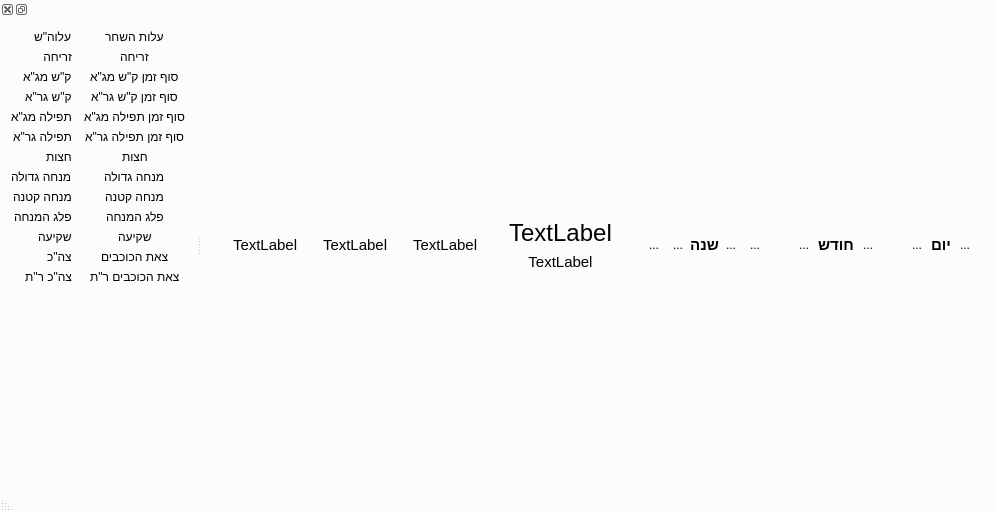
Before: the Qt Designer form mainwindow.ui in MosheWagner/luach, drawn with Qt 5.
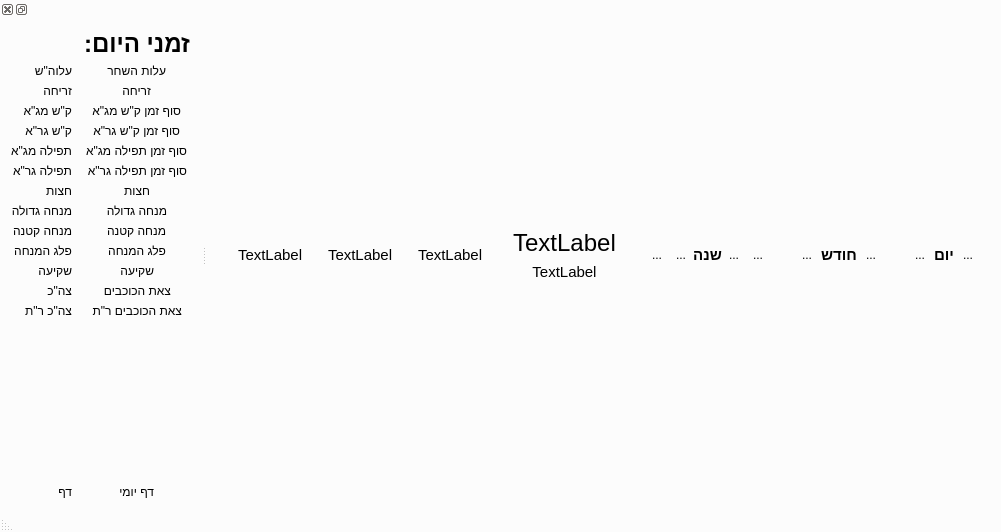
After: the same form once the commit is applied. Icons and pictures are not drawn.

```diff
--- a/mainwindow.ui
+++ b/mainwindow.ui
@@ -6,8 +6,8 @@
    <rect>
     <x>0</x>
     <y>0</y>
-    <width>998</width>
-    <height>512</height>
+    <width>1001</width>
+    <height>532</height>
    </rect>
   </property>
   <property name="palette">
@@ -866,7 +866,7 @@
     <rect>
      <x>0</x>
      <y>0</y>
-     <width>998</width>
+     <width>1001</width>
      <height>29</height>
     </rect>
    </property>
@@ -902,7 +902,7 @@
      <property name="verticalSpacing">
       <number>6</number>
      </property>
-     <item row="1" column="0">
+     <item row="2" column="0">
       <widget class="QLabel" name="label_2">
        <property name="sizePolicy">
         <sizepolicy hsizetype="Maximum" vsizetype="Maximum">
@@ -919,9 +919,12 @@
        <property name="alignment">
         <set>Qt::AlignJustify|Qt::AlignVCenter</set>
        </property>
+       <property name="textInteractionFlags">
+        <set>Qt::TextSelectableByKeyboard|Qt::TextSelectableByMouse</set>
+       </property>
       </widget>
      </item>
-     <item row="1" column="1">
+     <item row="2" column="1">
       <widget class="QLabel" name="aloslabel">
        <property name="sizePolicy">
         <sizepolicy hsizetype="Maximum" vsizetype="Maximum">
@@ -938,9 +941,12 @@
        <property name="alignment">
         <set>Qt::AlignJustify|Qt::AlignVCenter</set>
        </property>
+       <property name="textInteractionFlags">
+        <set>Qt::TextSelectableByKeyboard|Qt::TextSelectableByMouse</set>
+       </property>
       </widget>
      </item>
-     <item row="2" column="0">
+     <item row="3" column="0">
       <widget class="QLabel" name="label">
        <property name="sizePolicy">
         <sizepolicy hsizetype="Maximum" vsizetype="Maximum">
@@ -957,9 +963,12 @@
        <property name="alignment">
         <set>Qt::AlignJustify|Qt::AlignVCenter</set>
        </property>
+       <property name="textInteractionFlags">
+        <set>Qt::TextSelectableByKeyboard|Qt::TextSelectableByMouse</set>
+       </property>
       </widget>
      </item>
-     <item row="2" column="1">
+     <item row="3" column="1">
       <widget class="QLabel" name="sunriselabel">
        <property name="sizePolicy">
         <sizepolicy hsizetype="Maximum" vsizetype="Maximum">
@@ -980,11 +989,11 @@
         <set>Qt::AlignJustify|Qt::AlignVCenter</set>
        </property>
        <property name="textInteractionFlags">
-        <set>Qt::TextSelectableByMouse</set>
+        <set>Qt::TextSelectableByKeyboard|Qt::TextSelectableByMouse</set>
        </property>
       </widget>
      </item>
-     <item row="5" column="0">
+     <item row="6" column="0">
       <widget class="QLabel" name="label_5">
        <property name="sizePolicy">
         <sizepolicy hsizetype="Maximum" vsizetype="Maximum">
@@ -1001,9 +1010,12 @@
        <property name="alignment">
         <set>Qt::AlignJustify|Qt::AlignVCenter</set>
        </property>
+       <property name="textInteractionFlags">
+        <set>Qt::TextSelectableByKeyboard|Qt::TextSelectableByMouse</set>
+       </property>
       </widget>
      </item>
-     <item row="6" column="0">
+     <item row="7" column="0">
       <widget class="QLabel" name="label_6">
        <property name="sizePolicy">
         <sizepolicy hsizetype="Maximum" vsizetype="Maximum">
@@ -1020,9 +1032,12 @@
        <property name="alignment">
         <set>Qt::AlignJustify|Qt::AlignVCenter</set>
        </property>
+       <property name="textInteractionFlags">
+        <set>Qt::TextSelectableByKeyboard|Qt::TextSelectableByMouse</set>
+       </property>
       </widget>
      </item>
-     <item row="6" column="1">
+     <item row="7" column="1">
       <widget class="QLabel" name="tfilamgalbl">
        <property name="sizePolicy">
         <sizepolicy hsizetype="Maximum" vsizetype="Maximum">
@@ -1039,9 +1054,12 @@
        <property name="alignment">
         <set>Qt::AlignJustify|Qt::AlignVCenter</set>
        </property>
+       <property name="textInteractionFlags">
+        <set>Qt::TextSelectableByKeyboard|Qt::TextSelectableByMouse</set>
+       </property>
       </widget>
      </item>
-     <item row="7" column="0">
+     <item row="8" column="0">
       <widget class="QLabel" name="label_7">
        <property name="sizePolicy">
         <sizepolicy hsizetype="Maximum" vsizetype="Maximum">
@@ -1058,9 +1076,12 @@
        <property name="alignment">
         <set>Qt::AlignJustify|Qt::AlignVCenter</set>
        </property>
+       <property name="textInteractionFlags">
+        <set>Qt::TextSelectableByKeyboard|Qt::TextSelectableByMouse</set>
+       </property>
       </widget>
      </item>
-     <item row="8" column="0">
+     <item row="9" column="0">
       <widget class="QLabel" name="label_8">
        <property name="sizePolicy">
         <sizepolicy hsizetype="Maximum" vsizetype="Maximum">
@@ -1077,9 +1098,12 @@
        <property name="alignment">
         <set>Qt::AlignJustify|Qt::AlignVCenter</set>
        </property>
+       <property name="textInteractionFlags">
+        <set>Qt::TextSelectableByKeyboard|Qt::TextSelectableByMouse</set>
+       </property>
       </widget>
      </item>
-     <item row="8" column="1">
+     <item row="9" column="1">
       <widget class="QLabel" name="hatzotlbl">
        <property name="sizePolicy">
         <sizepolicy hsizetype="Maximum" vsizetype="Maximum">
@@ -1096,9 +1120,12 @@
        <property name="alignment">
         <set>Qt::AlignJustify|Qt::AlignVCenter</set>
        </property>
+       <property name="textInteractionFlags">
+        <set>Qt::TextSelectableByKeyboard|Qt::TextSelectableByMouse</set>
+       </property>
       </widget>
      </item>
-     <item row="9" column="0">
+     <item row="10" column="0">
       <widget class="QLabel" name="label_9">
        <property name="sizePolicy">
         <sizepolicy hsizetype="Maximum" vsizetype="Maximum">
@@ -1115,9 +1142,12 @@
        <property name="alignment">
         <set>Qt::AlignJustify|Qt::AlignVCenter</set>
        </property>
+       <property name="textInteractionFlags">
+        <set>Qt::TextSelectableByKeyboard|Qt::TextSelectableByMouse</set>
+       </property>
       </widget>
      </item>
-     <item row="9" column="1">
+     <item row="10" column="1">
       <widget class="QLabel" name="minchagdolalbl">
        <property name="sizePolicy">
         <sizepolicy hsizetype="Maximum" vsizetype="Maximum">
@@ -1134,9 +1164,12 @@
        <property name="alignment">
         <set>Qt::AlignJustify|Qt::AlignVCenter</set>
        </property>
+       <property name="textInteractionFlags">
+        <set>Qt::TextSelectableByKeyboard|Qt::TextSelectableByMouse</set>
+       </property>
       </widget>
      </item>
-     <item row="10" column="0">
+     <item row="11" column="0">
       <widget class="QLabel" name="label_10">
        <property name="sizePolicy">
         <sizepolicy hsizetype="Maximum" vsizetype="Maximum">
@@ -1153,9 +1186,12 @@
        <property name="alignment">
         <set>Qt::AlignJustify|Qt::AlignVCenter</set>
        </property>
+       <property name="textInteractionFlags">
+        <set>Qt::TextSelectableByKeyboard|Qt::TextSelectableByMouse</set>
+       </property>
       </widget>
      </item>
-     <item row="10" column="1">
+     <item row="11" column="1">
       <widget class="QLabel" name="minchaktanalbl">
        <property name="sizePolicy">
         <sizepolicy hsizetype="Maximum" vsizetype="Maximum">
@@ -1172,9 +1208,12 @@
        <property name="alignment">
         <set>Qt::AlignJustify|Qt::AlignVCenter</set>
        </property>
+       <property name="textInteractionFlags">
+        <set>Qt::TextSelectableByKeyboard|Qt::TextSelectableByMouse</set>
+       </property>
       </widget>
      </item>
-     <item row="11" column="0">
+     <item row="12" column="0">
       <widget class="QLabel" name="label_11">
        <property name="sizePolicy">
         <sizepolicy hsizetype="Maximum" vsizetype="Maximum">
@@ -1191,9 +1230,12 @@
        <property name="alignment">
         <set>Qt::AlignJustify|Qt::AlignVCenter</set>
        </property>
+       <property name="textInteractionFlags">
+        <set>Qt::TextSelectableByKeyboard|Qt::TextSelectableByMouse</set>
+       </property>
       </widget>
      </item>
-     <item row="11" column="1">
+     <item row="12" column="1">
       <widget class="QLabel" name="plaglbl">
        <property name="sizePolicy">
         <sizepolicy hsizetype="Maximum" vsizetype="Maximum">
@@ -1210,9 +1252,12 @@
        <property name="alignment">
         <set>Qt::AlignJustify|Qt::AlignVCenter</set>
        </property>
+       <property name="textInteractionFlags">
+        <set>Qt::TextSelectableByKeyboard|Qt::TextSelectableByMouse</set>
+       </property>
       </widget>
      </item>
-     <item row="12" column="0">
+     <item row="13" column="0">
       <widget class="QLabel" name="label_12">
        <property name="sizePolicy">
         <sizepolicy hsizetype="Maximum" vsizetype="Maximum">
@@ -1229,9 +1274,12 @@
        <property name="alignment">
         <set>Qt::AlignJustify|Qt::AlignVCenter</set>
        </property>
+       <property name="textInteractionFlags">
+        <set>Qt::TextSelectableByKeyboard|Qt::TextSelectableByMouse</set>
+       </property>
       </widget>
      </item>
-     <item row="12" column="1">
+     <item row="13" column="1">
       <widget class="QLabel" name="skialbl">
        <property name="sizePolicy">
         <sizepolicy hsizetype="Maximum" vsizetype="Maximum">
@@ -1248,9 +1296,12 @@
        <property name="alignment">
         <set>Qt::AlignJustify|Qt::AlignVCenter</set>
        </property>
+       <property name="textInteractionFlags">
+        <set>Qt::TextSelectableByKeyboard|Qt::TextSelectableByMouse</set>
+       </property>
       </widget>
      </item>
-     <item row="13" column="0">
+     <item row="14" column="0">
       <widget class="QLabel" name="label_21">
        <property name="sizePolicy">
         <sizepolicy hsizetype="Maximum" vsizetype="Maximum">
@@ -1267,9 +1318,12 @@
        <property name="alignment">
         <set>Qt::AlignJustify|Qt::AlignVCenter</set>
        </property>
+       <property name="textInteractionFlags">
+        <set>Qt::TextSelectableByKeyboard|Qt::TextSelectableByMouse</set>
+       </property>
       </widget>
      </item>
-     <item row="13" column="1">
+     <item row="14" column="1">
       <widget class="QLabel" name="tzitslbl">
        <property name="sizePolicy">
         <sizepolicy hsizetype="Maximum" vsizetype="Maximum">
@@ -1286,9 +1340,12 @@
        <property name="alignment">
         <set>Qt::AlignJustify|Qt::AlignVCenter</set>
        </property>
+       <property name="textInteractionFlags">
+        <set>Qt::TextSelectableByKeyboard|Qt::TextSelectableByMouse</set>
+       </property>
       </widget>
      </item>
-     <item row="14" column="0">
+     <item row="15" column="0">
       <widget class="QLabel" name="label_22">
        <property name="sizePolicy">
         <sizepolicy hsizetype="Maximum" vsizetype="Maximum">
@@ -1305,9 +1362,12 @@
        <property name="alignment">
         <set>Qt::AlignJustify|Qt::AlignVCenter</set>
        </property>
+       <property name="textInteractionFlags">
+        <set>Qt::TextSelectableByKeyboard|Qt::TextSelectableByMouse</set>
+       </property>
       </widget>
      </item>
-     <item row="14" column="1">
+     <item row="15" column="1">
       <widget class="QLabel" name="tzits72lbl">
        <property name="sizePolicy">
         <sizepolicy hsizetype="Maximum" vsizetype="Maximum">
@@ -1324,9 +1384,12 @@
        <property name="alignment">
         <set>Qt::AlignJustify|Qt::AlignVCenter</set>
        </property>
+       <property name="textInteractionFlags">
+        <set>Qt::TextSelectableByKeyboard|Qt::TextSelectableByMouse</set>
+       </property>
       </widget>
      </item>
-     <item row="7" column="1">
+     <item row="8" column="1">
       <widget class="QLabel" name="tfilagralbl">
        <property name="sizePolicy">
         <sizepolicy hsizetype="Maximum" vsizetype="Maximum">
@@ -1343,9 +1406,12 @@
        <property name="alignment">
         <set>Qt::AlignJustify|Qt::AlignVCenter</set>
        </property>
+       <property name="textInteractionFlags">
+        <set>Qt::TextSelectableByKeyboard|Qt::TextSelectableByMouse</set>
+       </property>
       </widget>
      </item>
-     <item row="5" column="1">
+     <item row="6" column="1">
       <widget class="QLabel" name="shmagralbl">
        <property name="sizePolicy">
         <sizepolicy hsizetype="Maximum" vsizetype="Maximum">
@@ -1362,9 +1428,12 @@
        <property name="alignment">
         <set>Qt::AlignJustify|Qt::AlignVCenter</set>
        </property>
+       <property name="textInteractionFlags">
+        <set>Qt::TextSelectableByKeyboard|Qt::TextSelectableByMouse</set>
+       </property>
       </widget>
      </item>
-     <item row="4" column="1">
+     <item row="5" column="1">
       <widget class="QLabel" name="shmamgalbl">
        <property name="sizePolicy">
         <sizepolicy hsizetype="Maximum" vsizetype="Maximum">
@@ -1381,9 +1450,12 @@
        <property name="alignment">
         <set>Qt::AlignJustify|Qt::AlignVCenter</set>
        </property>
+       <property name="textInteractionFlags">
+        <set>Qt::TextSelectableByKeyboard|Qt::TextSelectableByMouse</set>
+       </property>
       </widget>
      </item>
-     <item row="4" column="0">
+     <item row="5" column="0">
       <widget class="QLabel" name="label_3">
        <property name="sizePolicy">
         <sizepolicy hsizetype="Maximum" vsizetype="Maximum">
@@ -1399,6 +1471,56 @@
        </property>
        <property name="alignment">
         <set>Qt::AlignJustify|Qt::AlignVCenter</set>
+       </property>
+       <property name="textInteractionFlags">
+        <set>Qt::TextSelectableByKeyboard|Qt::TextSelectableByMouse</set>
+       </property>
+      </widget>
+     </item>
+     <item row="1" column="0">
+      <widget class="QLabel" name="label_4">
+       <property name="font">
+        <font>
+         <pointsize>18</pointsize>
+         <weight>75</weight>
+         <bold>true</bold>
+        </font>
+       </property>
+       <property name="text">
+        <string>זמני היום:</string>
+       </property>
+      </widget>
+     </item>
+     <item row="17" column="0">
+      <widget class="QLabel" name="label_13">
+       <property name="text">
+        <string>דף יומי</string>
+       </property>
+       <property name="textInteractionFlags">
+        <set>Qt::TextSelectableByKeyboard|Qt::TextSelectableByMouse</set>
+       </property>
+      </widget>
+     </item>
+     <item row="16" column="0">
+      <spacer name="verticalSpacer">
+       <property name="orientation">
+        <enum>Qt::Vertical</enum>
+       </property>
+       <property name="sizeHint" stdset="0">
+        <size>
+         <width>20</width>
+         <height>40</height>
+        </size>
+       </property>
+      </spacer>
+     </item>
+     <item row="17" column="1">
+      <widget class="QLabel" name="dafyomilbl">
+       <property name="text">
+        <string>דף</string>
+       </property>
+       <property name="textInteractionFlags">
+        <set>Qt::TextSelectableByKeyboard|Qt::TextSelectableByMouse</set>
        </property>
       </widget>
      </item>
```
